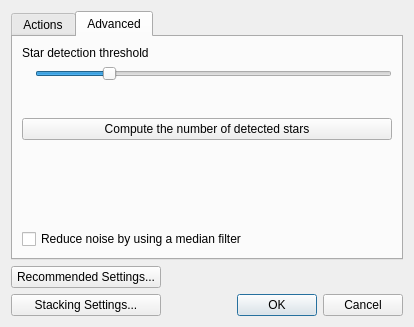
This is DeepSkyStacker/ui/RegisterSettings.ui in deepskystacker/DSS as Qt 5 draws it before an edit. The edited form follows.
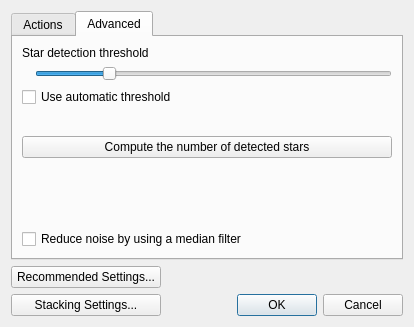
This is the edited form. The open tabs and pages were chosen to show the change.

Commit message: GUI changes for auto-threshold algorithm.

```diff
--- a/DeepSkyStacker/ui/RegisterSettings.ui
+++ b/DeepSkyStacker/ui/RegisterSettings.ui
@@ -253,6 +253,13 @@
          </item>
         </layout>
        </item>
+       <item>
+        <widget class="QCheckBox" name="checkBox_autoThreshold">
+         <property name="text">
+          <string>Use automatic threshold</string>
+         </property>
+        </widget>
+       </item>
        <item>
         <layout class="QVBoxLayout" name="verticalLayout_3">
          <item>
```
The commit also changes 5 other files.
